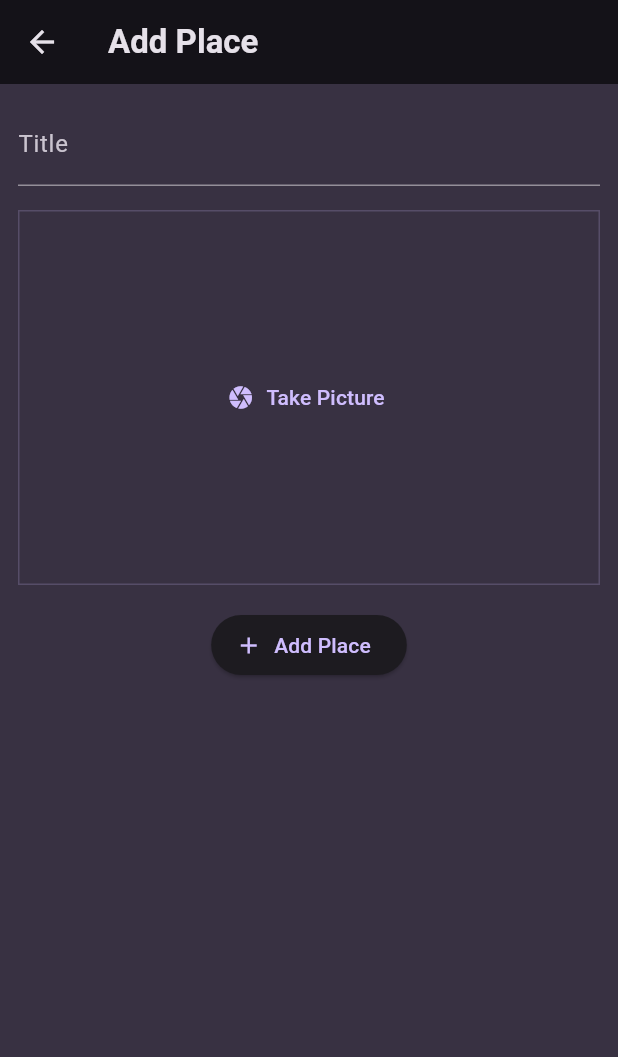
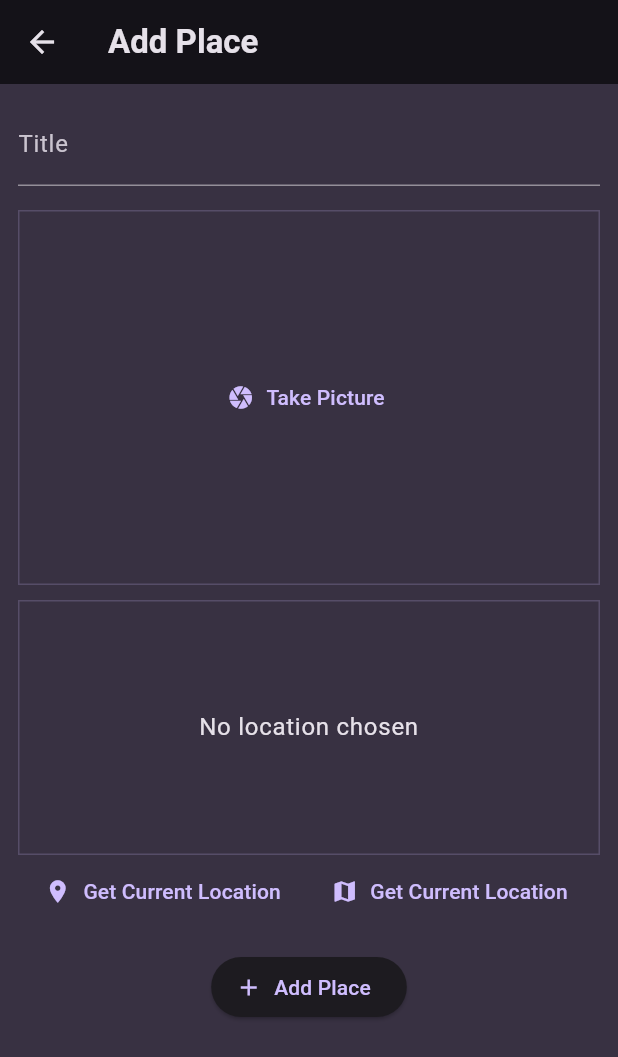
Before and after one commit to Ali-Rhayem/favorite_places, a Flutter app: the AddPlaceScreen screen opened directly, on a phone screen of 412 x 824 dp. Shown: the top 1057 px of the screen. Run offline on Flutter 3.47's test engine with Material 3 defaults, Android fonts, the phone set to English and light mode, and no system bars; our stand-ins replace flutter_riverpod, google_fonts, image_picker.

Commit message:
Add location input widget to AddPlaceScreen for location selection

```diff
--- a/lib/screens/add_place.dart
+++ b/lib/screens/add_place.dart
@@ -2,6 +2,7 @@ import 'dart:io';
 
 import 'package:favorite_places/providers/user_places.dart';
 import 'package:favorite_places/widgets/image_input.dart';
+import 'package:favorite_places/widgets/location_input.dart';
 import 'package:flutter/material.dart';
 import 'package:flutter_riverpod/flutter_riverpod.dart';
 
@@ -66,6 +67,10 @@ class _AddPlaceScreenState extends ConsumerState<AddPlaceScreen> {
               },
             ),
             const SizedBox(
+              height: 10,
+            ),
+            LocationInput(),
+            const SizedBox(
               height: 16,
             ),
             ElevatedButton.icon(
--- /dev/null
+++ b/lib/widgets/location_input.dart
@@ -0,0 +1,53 @@
+import 'package:flutter/material.dart';
+
+class LocationInput extends StatefulWidget {
+  const LocationInput({super.key});
+
+  @override
+  State<LocationInput> createState() {
+    return _LocationInputState();
+  }
+}
+
+class _LocationInputState extends State<LocationInput> {
+  @override
+  Widget build(BuildContext context) {
+    return Column(
+      children: [
+        Container(
+          height: 170,
+          width: double.infinity,
+          alignment: Alignment.center,
+          decoration: BoxDecoration(
+            border: Border.all(
+              width: 1,
+              color: Theme.of(context).colorScheme.primary.withOpacity(0.2),
+            ),
+          ),
+          child: Text(
+            'No location chosen',
+            textAlign: TextAlign.center,
+            style: Theme.of(context).textTheme.bodyLarge!.copyWith(
+              color: Theme.of(context).colorScheme.onBackground,
+            ),
+          ),
+        ),
+        Row(
+          mainAxisAlignment: MainAxisAlignment.spaceEvenly,
+          children: [
+            TextButton.icon(
+              icon: Icon(Icons.location_on),
+              label: const Text('Get Current Location'),
+              onPressed: () {},
+            ),
+            TextButton.icon(
+              icon: Icon(Icons.map),
+              label: const Text('Get Current Location'),
+              onPressed: () {},
+            ),
+          ],
+        )
+      ],
+    );
+  }
+}
```
